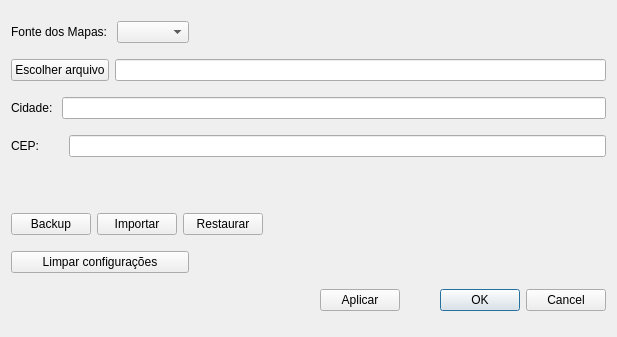
First picture: the form in src/main/resources/base/ui/dialogs/settingsDialog.ui, repository matheusfillipe/ganec, before the edit.
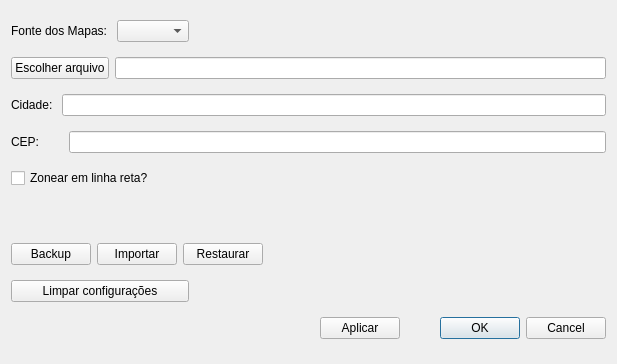
Second picture: the form after the edit.

```diff
--- a/src/main/resources/base/ui/dialogs/settingsDialog.ui
+++ b/src/main/resources/base/ui/dialogs/settingsDialog.ui
@@ -7,14 +7,32 @@
     <x>0</x>
     <y>0</y>
     <width>617</width>
-    <height>337</height>
+    <height>364</height>
    </rect>
   </property>
   <property name="windowTitle">
    <string>Dialog</string>
   </property>
   <layout class="QGridLayout" name="gridLayout">
-   <item row="6" column="0" colspan="2">
+   <item row="2" column="0" colspan="2">
+    <layout class="QHBoxLayout" name="horizontalLayout_4">
+     <item>
+      <widget class="QLabel" name="label_2">
+       <property name="text">
+        <string>Cidade: </string>
+       </property>
+      </widget>
+     </item>
+     <item>
+      <widget class="QLineEdit" name="lineEdit_2">
+       <property name="text">
+        <string/>
+       </property>
+      </widget>
+     </item>
+    </layout>
+   </item>
+   <item row="7" column="0" colspan="2">
     <layout class="QHBoxLayout" name="horizontalLayout_10">
      <item>
       <widget class="QPushButton" name="backupBtn">
@@ -70,6 +88,49 @@
      </item>
     </layout>
    </item>
+   <item row="12" column="0" colspan="2">
+    <layout class="QHBoxLayout" name="horizontalLayout_2">
+     <item>
+      <spacer name="horizontalSpacer">
+       <property name="orientation">
+        <enum>Qt::Horizontal</enum>
+       </property>
+       <property name="sizeType">
+        <enum>QSizePolicy::Expanding</enum>
+       </property>
+       <property name="sizeHint" stdset="0">
+        <size>
+         <width>40</width>
+         <height>20</height>
+        </size>
+       </property>
+      </spacer>
+     </item>
+     <item>
+      <widget class="QPushButton" name="aplicarBtn">
+       <property name="text">
+        <string>Aplicar</string>
+       </property>
+      </widget>
+     </item>
+     <item>
+      <widget class="QDialogButtonBox" name="buttonBox">
+       <property name="maximumSize">
+        <size>
+         <width>200</width>
+         <height>16777215</height>
+        </size>
+       </property>
+       <property name="orientation">
+        <enum>Qt::Horizontal</enum>
+       </property>
+       <property name="standardButtons">
+        <set>QDialogButtonBox::Cancel|QDialogButtonBox::Ok</set>
+       </property>
+      </widget>
+     </item>
+    </layout>
+   </item>
    <item row="1" column="0" colspan="2">
     <layout class="QHBoxLayout" name="horizontalLayout_3">
      <item>
@@ -100,7 +161,7 @@
      </item>
     </layout>
    </item>
-   <item row="10" column="0">
+   <item row="11" column="0">
     <widget class="QPushButton" name="cleanDbButton">
      <property name="maximumSize">
       <size>
@@ -119,20 +180,6 @@
      </property>
     </widget>
    </item>
-   <item row="0" column="0">
-    <layout class="QHBoxLayout" name="horizontalLayout">
-     <item>
-      <widget class="QLabel" name="label">
-       <property name="text">
-        <string>Fonte dos Mapas: </string>
-       </property>
-      </widget>
-     </item>
-     <item>
-      <widget class="QComboBox" name="comboBox"/>
-     </item>
-    </layout>
-   </item>
    <item row="0" column="1">
     <spacer name="horizontalSpacer_2">
      <property name="orientation">
@@ -146,64 +193,17 @@
      </property>
     </spacer>
    </item>
-   <item row="2" column="0" colspan="2">
-    <layout class="QHBoxLayout" name="horizontalLayout_4">
+   <item row="0" column="0">
+    <layout class="QHBoxLayout" name="horizontalLayout">
      <item>
-      <widget class="QLabel" name="label_2">
+      <widget class="QLabel" name="label">
        <property name="text">
-        <string>Cidade: </string>
+        <string>Fonte dos Mapas: </string>
        </property>
       </widget>
      </item>
      <item>
-      <widget class="QLineEdit" name="lineEdit_2">
-       <property name="text">
-        <string/>
-       </property>
-      </widget>
-     </item>
-    </layout>
-   </item>
-   <item row="11" column="0" colspan="2">
-    <layout class="QHBoxLayout" name="horizontalLayout_2">
-     <item>
-      <spacer name="horizontalSpacer">
-       <property name="orientation">
-        <enum>Qt::Horizontal</enum>
-       </property>
-       <property name="sizeType">
-        <enum>QSizePolicy::Expanding</enum>
-       </property>
-       <property name="sizeHint" stdset="0">
-        <size>
-         <width>40</width>
-         <height>20</height>
-        </size>
-       </property>
-      </spacer>
-     </item>
-     <item>
-      <widget class="QPushButton" name="aplicarBtn">
-       <property name="text">
-        <string>Aplicar</string>
-       </property>
-      </widget>
-     </item>
-     <item>
-      <widget class="QDialogButtonBox" name="buttonBox">
-       <property name="maximumSize">
-        <size>
-         <width>200</width>
-         <height>16777215</height>
-        </size>
-       </property>
-       <property name="orientation">
-        <enum>Qt::Horizontal</enum>
-       </property>
-       <property name="standardButtons">
-        <set>QDialogButtonBox::Cancel|QDialogButtonBox::Ok</set>
-       </property>
-      </widget>
+      <widget class="QComboBox" name="comboBox"/>
      </item>
     </layout>
    </item>
@@ -221,7 +221,7 @@
      </item>
     </layout>
    </item>
-   <item row="4" column="0">
+   <item row="5" column="0">
     <spacer name="verticalSpacer">
      <property name="orientation">
       <enum>Qt::Vertical</enum>
@@ -237,6 +237,16 @@
      </property>
     </spacer>
    </item>
+   <item row="4" column="0">
+    <widget class="QCheckBox" name="zonearRetoCb">
+     <property name="toolTip">
+      <string>&lt;html&gt;&lt;head/&gt;&lt;body&gt;&lt;p&gt;As rotas calculadas dentro do menu Zoneamento não seguirão o mapa de ruas definido pelo arquivo osm, mas sim em linha reta ligando os alunos diretamente às escolas.&lt;/p&gt;&lt;p&gt;&lt;br/&gt;&lt;/p&gt;&lt;/body&gt;&lt;/html&gt;</string>
+     </property>
+     <property name="text">
+      <string>Zonear em linha reta?</string>
+     </property>
+    </widget>
+   </item>
   </layout>
  </widget>
  <resources/>
```
